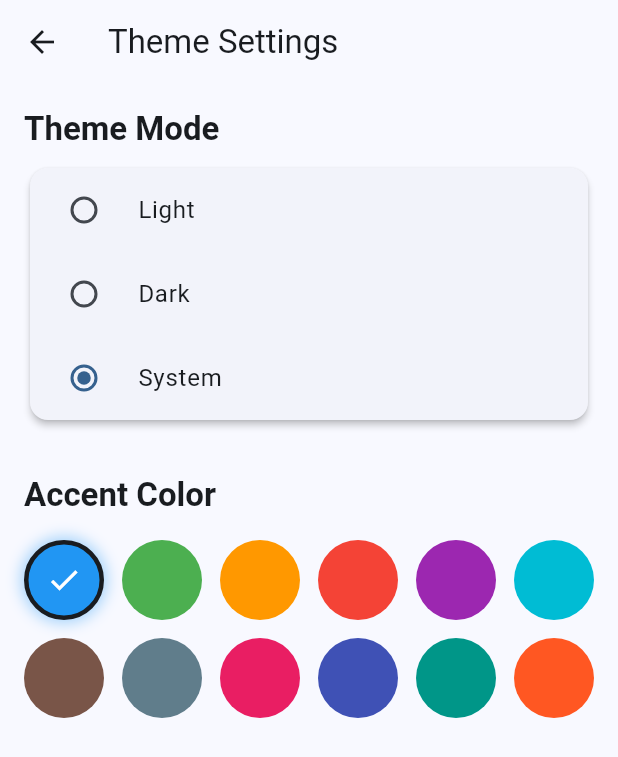
After one commit to pardo312/katomik, a Flutter app: the screen it shows after launch, after a tap on the "settings" icon, on a phone screen of 412 x 824 dp. The commit adds this screen. Shown: the top 757 px of the screen. Run offline on Flutter 3.47's test engine with Material 3 defaults, Android fonts, the phone set to English and light mode, and no system bars; our stand-ins replace fl_chart, shared_preferences, sqflite, table_calendar; accounts and stored records are empty.

Commit message:
Implement theming

```diff
--- a/lib/main.dart
+++ b/lib/main.dart
@@ -2,15 +2,19 @@ import 'package:flutter/material.dart';
 import 'package:flutter/cupertino.dart';
 import 'package:provider/provider.dart';
 import 'providers/habit_provider.dart';
+import 'providers/theme_provider.dart';
 import 'screens/home_screen.dart';
 import 'theme/app_theme.dart';
 import 'dart:io';
 
 void main() {
   runApp(
-    ChangeNotifierProvider(
-      create: (context) => HabitProvider(),
-      child: const MyApp(),
+    MultiProvider(
+      providers: [
+        ChangeNotifierProvider(create: (context) => HabitProvider()),
+        ChangeNotifierProvider(create: (context) => ThemeProvider()),
+      ],
+      builder: (context, child) => const MyApp(),
     ),
   );
 }
@@ -20,10 +24,17 @@ class MyApp extends StatelessWidget {
 
   @override
   Widget build(BuildContext context) {
+    return Consumer<ThemeProvider>(
+      builder: (context, themeProvider, child) {
+        final selectedColor = themeProvider.selectedColor;
+
         if (Platform.isIOS) {
           return CupertinoApp(
             title: 'Katomik - Habit Tracker',
-        theme: AppTheme.cupertinoTheme,
+            theme: AppTheme.getCupertinoTheme(
+              selectedColor,
+              themeProvider.isDarkMode,
+            ),
             home: const HomeScreen(),
             debugShowCheckedModeBanner: false,
           );
@@ -31,11 +42,13 @@ class MyApp extends StatelessWidget {
 
         return MaterialApp(
           title: 'Katomik - Habit Tracker',
-      theme: AppTheme.lightTheme,
-      darkTheme: AppTheme.darkTheme,
-      themeMode: ThemeMode.system,
+          theme: AppTheme.getLightTheme(selectedColor),
+          darkTheme: AppTheme.getDarkTheme(selectedColor),
+          themeMode: themeProvider.themeMode,
           home: const HomeScreen(),
           debugShowCheckedModeBanner: false,
         );
+      },
+    );
   }
 }
--- /dev/null
+++ b/lib/providers/theme_provider.dart
@@ -0,0 +1,76 @@
+import 'package:flutter/material.dart';
+import 'package:shared_preferences/shared_preferences.dart';
+
+class ThemeProvider extends ChangeNotifier {
+  static const String _themeModeKey = 'theme_mode';
+  static const String _colorIndexKey = 'color_index';
+
+  static const List<Color> colorPalette = [
+    Color(0xFF2196F3),
+    Color(0xFF4CAF50),
+    Color(0xFFFF9800),
+    Color(0xFFF44336),
+    Color(0xFF9C27B0),
+    Color(0xFF00BCD4),
+    Color(0xFF795548),
+    Color(0xFF607D8B),
+    Color(0xFFE91E63),
+    Color(0xFF3F51B5),
+    Color(0xFF009688),
+    Color(0xFFFF5722),
+  ];
+
+  ThemeMode _themeMode = ThemeMode.system;
+  int _selectedColorIndex = 0;
+  SharedPreferences? _prefs;
+
+  ThemeMode get themeMode => _themeMode;
+  int get selectedColorIndex => _selectedColorIndex;
+  Color get selectedColor => colorPalette[_selectedColorIndex];
+
+  ThemeProvider() {
+    _loadPreferences();
+  }
+
+  Future<void> _loadPreferences() async {
+    _prefs = await SharedPreferences.getInstance();
+
+    final savedThemeMode = _prefs?.getString(_themeModeKey);
+    if (savedThemeMode != null) {
+      _themeMode = ThemeMode.values.firstWhere(
+        (mode) => mode.toString() == savedThemeMode,
+        orElse: () => ThemeMode.system,
+      );
+    }
+
+    _selectedColorIndex = _prefs?.getInt(_colorIndexKey) ?? 0;
+
+    notifyListeners();
+  }
+
+  Future<void> setThemeMode(ThemeMode mode) async {
+    _themeMode = mode;
+    await _prefs?.setString(_themeModeKey, mode.toString());
+    notifyListeners();
+  }
+
+  Future<void> setColorIndex(int index) async {
+    if (index >= 0 && index < colorPalette.length) {
+      _selectedColorIndex = index;
+      await _prefs?.setInt(_colorIndexKey, index);
+      notifyListeners();
+    }
+  }
+
+  bool get isDarkMode {
+    switch (_themeMode) {
+      case ThemeMode.dark:
+        return true;
+      case ThemeMode.light:
+        return false;
+      case ThemeMode.system:
+        final brightness = WidgetsBinding.instance.platformDispatcher.platformBrightness;
+        return brightness == Brightness.dark;
+    }
+  }
+}
--- a/lib/screens/home_screen.dart
+++ b/lib/screens/home_screen.dart
@@ -7,6 +7,7 @@ import '../models/habit.dart';
 import 'add_habit_screen.dart';
 import 'habit_detail_screen.dart';
 import 'statistics_screen.dart';
+import 'theme_settings_screen.dart';
 import '../widgets/adaptive_widgets.dart';
 import 'dart:io';
 
@@ -26,6 +27,17 @@ class HomeScreen extends StatelessWidget {
               Platform.isIOS
                   ? CupertinoPageRoute(builder: (_) => const StatisticsScreen())
                   : MaterialPageRoute(builder: (_) => const StatisticsScreen()),
+            );
+          },
+        ),
+        IconButton(
+          icon: Icon(Platform.isIOS ? CupertinoIcons.settings : Icons.settings),
+          onPressed: () {
+            Navigator.push(
+              context,
+              Platform.isIOS
+                  ? CupertinoPageRoute(builder: (_) => const ThemeSettingsScreen())
+                  : MaterialPageRoute(builder: (_) => const ThemeSettingsScreen()),
             );
           },
         ),
--- /dev/null
+++ b/lib/screens/theme_settings_screen.dart
@@ -0,0 +1,175 @@
+import 'package:flutter/material.dart';
+import 'package:flutter/cupertino.dart';
+import 'package:provider/provider.dart';
+import '../providers/theme_provider.dart';
+import 'dart:io';
+
+class ThemeSettingsScreen extends StatelessWidget {
+  const ThemeSettingsScreen({super.key});
+
+  @override
+  Widget build(BuildContext context) {
+    final themeProvider = Provider.of<ThemeProvider>(context);
+
+    if (Platform.isIOS) {
+      return CupertinoPageScaffold(
+        navigationBar: const CupertinoNavigationBar(
+          middle: Text('Theme Settings'),
+        ),
+        child: SafeArea(
+          child: _buildContent(context, themeProvider),
+        ),
+      );
+    }
+
+    return Scaffold(
+      appBar: AppBar(
+        title: const Text('Theme Settings'),
+      ),
+      body: _buildContent(context, themeProvider),
+    );
+  }
+
+  Widget _buildContent(BuildContext context, ThemeProvider themeProvider) {
+    return SingleChildScrollView(
+      padding: const EdgeInsets.all(16.0),
+      child: Column(
+        crossAxisAlignment: CrossAxisAlignment.start,
+        children: [
+          _buildSectionTitle(context, 'Theme Mode'),
+          const SizedBox(height: 8),
+          _buildThemeModeSelector(context, themeProvider),
+          const SizedBox(height: 32),
+          _buildSectionTitle(context, 'Accent Color'),
+          const SizedBox(height: 16),
+          _buildColorPalette(context, themeProvider),
+        ],
+      ),
+    );
+  }
+
+  Widget _buildSectionTitle(BuildContext context, String title) {
+    return Text(
+      title,
+      style: Theme.of(context).textTheme.titleLarge?.copyWith(
+        fontWeight: FontWeight.bold,
+      ),
+    );
+  }
+
+  Widget _buildThemeModeSelector(BuildContext context, ThemeProvider themeProvider) {
+    if (Platform.isIOS) {
+      return CupertinoSlidingSegmentedControl<ThemeMode>(
+        groupValue: themeProvider.themeMode,
+        onValueChanged: (value) {
+          if (value != null) {
+            themeProvider.setThemeMode(value);
+          }
+        },
+        children: const {
+          ThemeMode.light: Padding(
+            padding: EdgeInsets.symmetric(horizontal: 16),
+            child: Text('Light'),
+          ),
+          ThemeMode.dark: Padding(
+            padding: EdgeInsets.symmetric(horizontal: 16),
+            child: Text('Dark'),
+          ),
+          ThemeMode.system: Padding(
+            padding: EdgeInsets.symmetric(horizontal: 16),
+            child: Text('System'),
+          ),
+        },
+      );
+    }
+
+    return Card(
+      child: Column(
+        children: [
+          RadioListTile<ThemeMode>(
+            title: const Text('Light'),
+            value: ThemeMode.light,
+            groupValue: themeProvider.themeMode,
+            onChanged: (value) {
+              if (value != null) {
+                themeProvider.setThemeMode(value);
+              }
+            },
+          ),
+          RadioListTile<ThemeMode>(
+            title: const Text('Dark'),
+            value: ThemeMode.dark,
+            groupValue: themeProvider.themeMode,
+            onChanged: (value) {
+              if (value != null) {
+                themeProvider.setThemeMode(value);
+              }
+            },
+          ),
+          RadioListTile<ThemeMode>(
+            title: const Text('System'),
+            value: ThemeMode.system,
+            groupValue: themeProvider.themeMode,
+            onChanged: (value) {
+              if (value != null) {
+                themeProvider.setThemeMode(value);
+              }
+            },
+          ),
+        ],
+      ),
+    );
+  }
+
+  Widget _buildColorPalette(BuildContext context, ThemeProvider themeProvider) {
+    return GridView.builder(
+      shrinkWrap: true,
+      physics: const NeverScrollableScrollPhysics(),
+      gridDelegate: const SliverGridDelegateWithFixedCrossAxisCount(
+        crossAxisCount: 6,
+        crossAxisSpacing: 12,
+        mainAxisSpacing: 12,
+        childAspectRatio: 1,
+      ),
+      itemCount: ThemeProvider.colorPalette.length,
+      itemBuilder: (context, index) {
+        final color = ThemeProvider.colorPalette[index];
+        final isSelected = themeProvider.selectedColorIndex == index;
+
+        return GestureDetector(
+          onTap: () {
+            themeProvider.setColorIndex(index);
+          },
+          child: AnimatedContainer(
+            duration: const Duration(milliseconds: 200),
+            decoration: BoxDecoration(
+              color: color,
+              shape: BoxShape.circle,
+              border: Border.all(
+                color: isSelected
+                    ? Theme.of(context).colorScheme.onSurface
+                    : Colors.transparent,
+                width: 3,
+              ),
+              boxShadow: [
+                if (isSelected)
+                  BoxShadow(
+                    color: color.withValues(alpha: 0.4),
+                    blurRadius: 8,
+                    spreadRadius: 2,
+                  ),
+              ],
+            ),
+            child: isSelected
+                ? Icon(
+                    Platform.isIOS ? CupertinoIcons.check_mark : Icons.check,
+                    color: Colors.white,
+                    size: 24,
+                  )
+                : null,
+          ),
+        );
+      },
+    );
+  }
+}
--- a/lib/theme/app_theme.dart
+++ b/lib/theme/app_theme.dart
@@ -4,13 +4,9 @@ import 'package:flutter/services.dart';
 import 'dart:io';
 
 class AppTheme {
-  static const Color _primaryColor = Color(0xFF2196F3);
-
-  static const Color _iosPrimaryColor = CupertinoColors.systemBlue;
-
-  static ThemeData get lightTheme {
+  static ThemeData getLightTheme(Color primaryColor) {
     final ColorScheme colorScheme = ColorScheme.fromSeed(
-      seedColor: _primaryColor,
+      seedColor: primaryColor,
       brightness: Brightness.light,
     );
 
@@ -98,9 +94,9 @@ class AppTheme {
     );
   }
 
-  static ThemeData get darkTheme {
+  static ThemeData getDarkTheme(Color primaryColor) {
     final ColorScheme colorScheme = ColorScheme.fromSeed(
-      seedColor: _primaryColor,
+      seedColor: primaryColor,
       brightness: Brightness.dark,
     );
 
@@ -188,9 +184,13 @@ class AppTheme {
     );
   }
 
-  static CupertinoThemeData get cupertinoTheme {
-    return const CupertinoThemeData(
-      primaryColor: _iosPrimaryColor,
+  static CupertinoThemeData getCupertinoTheme(Color primaryColor, bool isDark) {
+    return CupertinoThemeData(
+      primaryColor: CupertinoDynamicColor.withBrightness(
+        color: primaryColor,
+        darkColor: primaryColor,
+      ),
+      brightness: isDark ? Brightness.dark : Brightness.light,
       primaryContrastingColor: CupertinoColors.white,
       scaffoldBackgroundColor: CupertinoColors.systemGroupedBackground,
       barBackgroundColor: CupertinoColors.systemBackground,
--- a/pubspec.yaml
+++ b/pubspec.yaml
@@ -54,6 +54,9 @@ dependencies:
   # Additional utilities
   collection: ^1.18.0
 
+  # Preferences storage
+  shared_preferences: ^2.3.3
+
 dev_dependencies:
   flutter_test:
     sdk: flutter
```
Also changed, not shown: pubspec.lock, 2 other files. Lines whose indentation alone changed are shown as unchanged.
